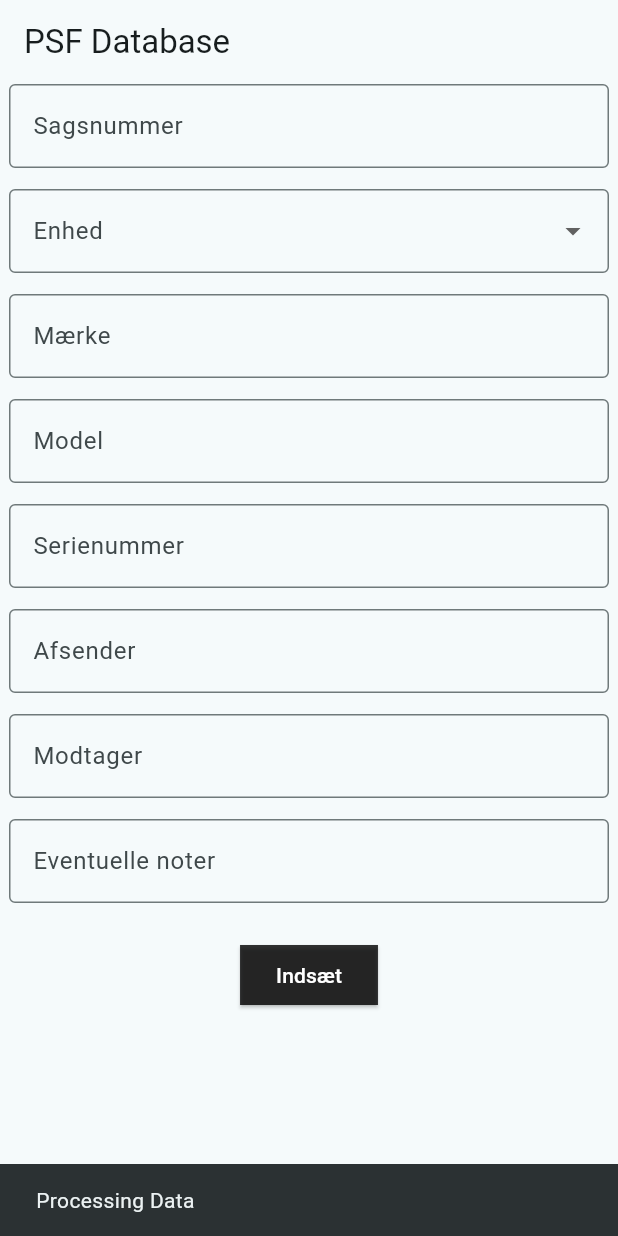
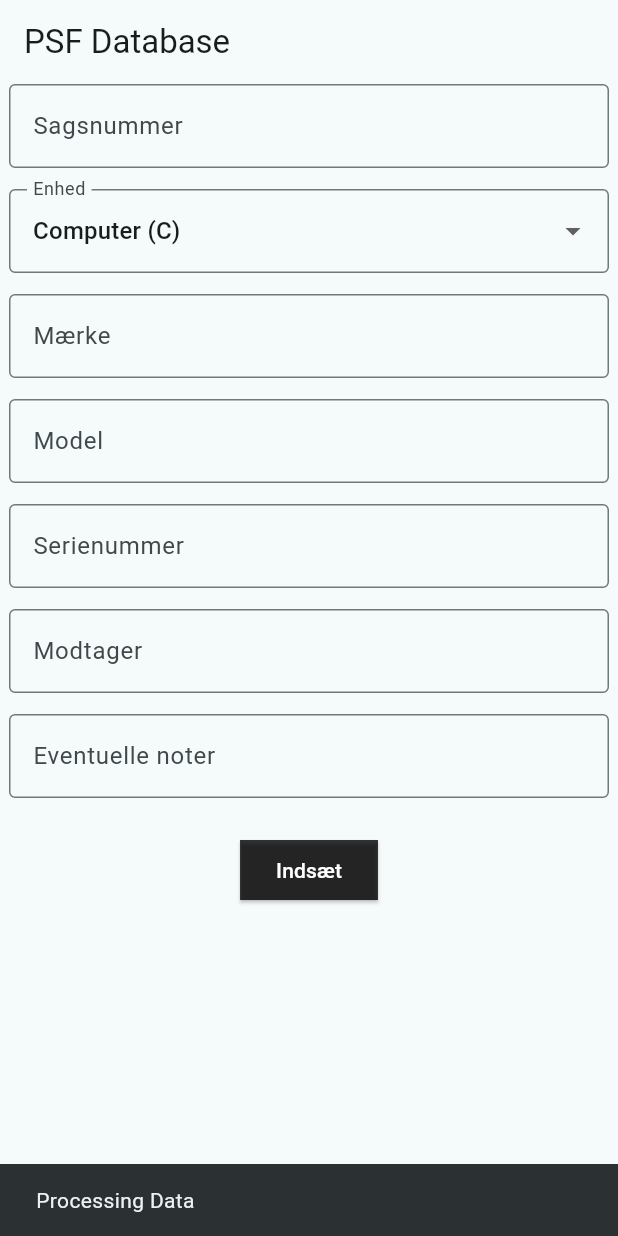
Before and after one commit to abeldenius/psd_db, a Flutter app: the screen it shows after launch, after a tap on "Indsæt", on a phone screen of 412 x 824 dp. Run offline on Flutter 3.47's test engine with Material 2 defaults, Android fonts, the light colour scheme and no system bars; network calls fail; Roboto replaces fonts that are missing (IBM).

Commit message:
Handling mail and password fields

```diff
--- a/lib/main.dart
+++ b/lib/main.dart
@@ -1,7 +1,6 @@
 // ignore_for_file: avoid_print
 
 import 'dart:convert';
-
 import 'package:flutter/material.dart';
 import 'package:http/http.dart' as http;
 
@@ -28,13 +27,13 @@ class MyApp extends StatelessWidget {
           useMaterial3: true,
           fontFamily: "IBM"),
       debugShowCheckedModeBanner: false,
-      home: MyHomePage(title: 'PSF Database'),
+      home: const MyHomePage(title: 'PSF Database'),
     );
   }
 }
 
 class MyHomePage extends StatefulWidget {
-  MyHomePage({super.key, required this.title});
+  const MyHomePage({super.key, required this.title});
   final String title;
 
   @override
@@ -64,16 +63,26 @@ class _MyHomePageState extends State<MyHomePage> {
   }
 
   final _formKey = GlobalKey<FormState>();
-  List<TextEditingController> controllers =
-      List.generate(7, (index) => TextEditingController());
-  String? _selectedValue;
+  bool showEmailFields = false;
+  Map<String, TextEditingController> controllers = {
+    'Sagsnummer': TextEditingController(),
+    'Mærke': TextEditingController(),
+    'Model': TextEditingController(),
+    'Serienummer': TextEditingController(),
+    'Afsender': TextEditingController(),
+    'Modtager': TextEditingController(),
+    'Eventuelle noter': TextEditingController(),
+  };
 
-  void dispose() {
-    for (var controller in controllers) {
-      controller.dispose();
+  String? _selectedValue = "Computer (C)";
+
+  @override
+  void initState() {
+    super.initState();
+    if (showEmailFields) {
+      controllers['Email'] = TextEditingController();
+      controllers['Password'] = TextEditingController();
     }
-
-    super.dispose();
   }
 
   @override
@@ -101,7 +110,7 @@ class _MyHomePageState extends State<MyHomePage> {
         key: _formKey,
         child: Column(
           children: [
-            buildCustomFormField('Sagsnummer', controllers[0]),
+            buildCustomFormField('Sagsnummer', controllers["Sagsnummer"]!),
             const SizedBox(
               height: 10,
             ),
@@ -123,34 +132,55 @@ class _MyHomePageState extends State<MyHomePage> {
                 onChanged: (String? newValue) {
                   setState(() {
                     _selectedValue = newValue;
+                    showEmailFields = (_selectedValue == "Email (EM)");
+                    if (showEmailFields) {
+                      controllers['Email'] = TextEditingController();
+                      controllers['Password'] = TextEditingController();
+                    } else {
+                      controllers.remove('Email');
+                      controllers.remove('Password');
+                    }
                   });
                 },
               ),
             ),
+            if (showEmailFields)
+              buildCustomFormField('Email', controllers['Email']!),
+            if (showEmailFields)
+              buildCustomFormField('Password', controllers['Password']!),
             const SizedBox(
               height: 10,
             ),
-            buildCustomFormField('Mærke', controllers[1]),
+            if (!showEmailFields) ...[
+              buildCustomFormField('Mærke', controllers["Mærke"]!),
+              const SizedBox(
+                height: 10,
+              ),
+            ],
+            if (!showEmailFields) ...[
+              buildCustomFormField('Model', controllers["Model"]!),
+              const SizedBox(
+                height: 10,
+              )
+            ],
+            if (!showEmailFields) ...[
+              buildCustomFormField('Serienummer', controllers["Serienummer"]!),
+              const SizedBox(
+                height: 10,
+              )
+            ],
+            if (showEmailFields) ...[
+              buildCustomFormField('Afsender', controllers["Afsender"]!),
+              const SizedBox(
+                height: 10,
+              )
+            ],
+            buildCustomFormField('Modtager', controllers["Modtager"]!),
             const SizedBox(
               height: 10,
             ),
-            buildCustomFormField('Model', controllers[2]),
-            const SizedBox(
-              height: 10,
-            ),
-            buildCustomFormField('Serienummer', controllers[3]),
-            const SizedBox(
-              height: 10,
-            ),
-            buildCustomFormField('Afsender', controllers[4]),
-            const SizedBox(
-              height: 10,
-            ),
-            buildCustomFormField('Modtager', controllers[5]),
-            const SizedBox(
-              height: 10,
-            ),
-            buildCustomFormField('Eventuelle noter', controllers[6]),
+            buildCustomFormField(
+                'Eventuelle noter', controllers["Eventuelle noter"]!),
             const SizedBox(
               height: 20,
             ),
@@ -160,12 +190,12 @@ class _MyHomePageState extends State<MyHomePage> {
                   ScaffoldMessenger.of(context).showSnackBar(
                     const SnackBar(content: Text('Processing Data')),
                   );
-                  List<String> data = [];
+                  Map<String, String> data = {};
 
-                  for (var controller in controllers) {
-                    data.add(controller.text);
-                  }
-                  data.add(_selectedValue!);
+                  controllers.forEach((key, controller) {
+                    data[key] = controller.text;
+                  });
+                  data['Enhed'] = _selectedValue!;
 
                   final response = await http.post(
                     Uri.parse('http://127.0.0.1:8000/receive_texts/'),
```
